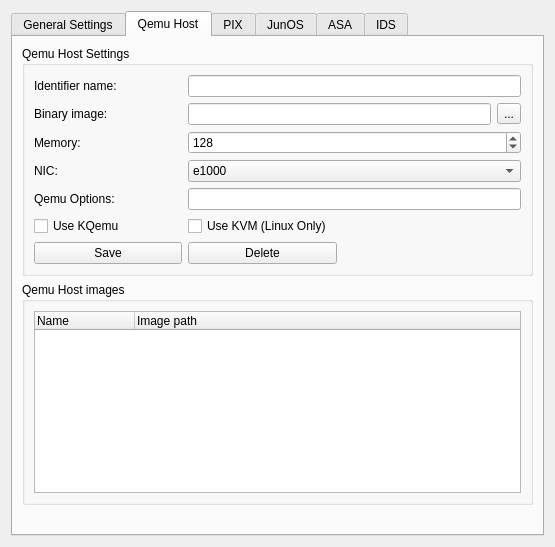
Before: the Qt Designer form src/GNS3/Ui/ConfigurationPages/Form_PreferencesQemu.ui in GNS3/gns3-legacy, drawn with Qt 5.
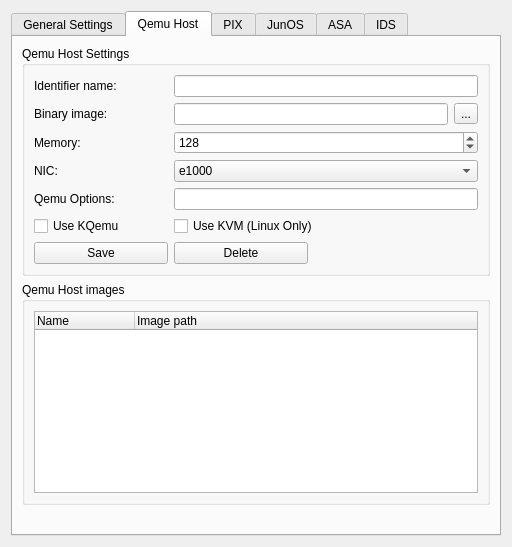
After: the same form once the commit is applied. The open tabs and pages were chosen to show the change.

Diff of the .ui file:
```diff
--- a/src/GNS3/Ui/ConfigurationPages/Form_PreferencesQemu.ui
+++ b/src/GNS3/Ui/ConfigurationPages/Form_PreferencesQemu.ui
@@ -6,7 +6,7 @@
    <rect>
     <x>0</x>
     <y>0</y>
-    <width>555</width>
+    <width>512</width>
     <height>547</height>
    </rect>
   </property>
```
Left out of the diff: 2 changed lines with no effect on the pictures.
